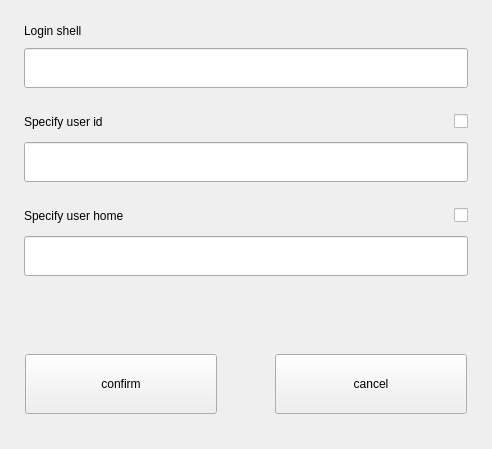
This is src/pages/advance-settings-page/advance-settings.ui in openeuler-mirror/kiran-control-panel as Qt 5 draws it before an edit. The edited form follows.
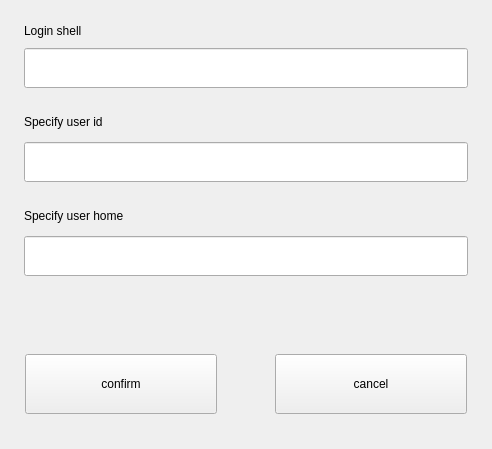
This is the edited form.

Patch:
```diff
--- a/src/pages/advance-settings-page/advance-settings.ui
+++ b/src/pages/advance-settings-page/advance-settings.ui
@@ -103,19 +103,6 @@
        </property>
       </spacer>
      </item>
-     <item>
-      <widget class="QCheckBox" name="check_specifyUserID">
-       <property name="sizePolicy">
-        <sizepolicy hsizetype="Fixed" vsizetype="Fixed">
-         <horstretch>0</horstretch>
-         <verstretch>0</verstretch>
-        </sizepolicy>
-       </property>
-       <property name="text">
-        <string/>
-       </property>
-      </widget>
-     </item>
     </layout>
    </item>
    <item>
@@ -186,19 +173,6 @@
        </property>
       </spacer>
      </item>
-     <item>
-      <widget class="QCheckBox" name="check_speciyUserHome">
-       <property name="sizePolicy">
-        <sizepolicy hsizetype="Fixed" vsizetype="Fixed">
-         <horstretch>0</horstretch>
-         <verstretch>0</verstretch>
-        </sizepolicy>
-       </property>
-       <property name="text">
-        <string/>
-       </property>
-      </widget>
-     </item>
     </layout>
    </item>
    <item>
```
Left out of the diff: 4 changed lines with no effect on the pictures.
